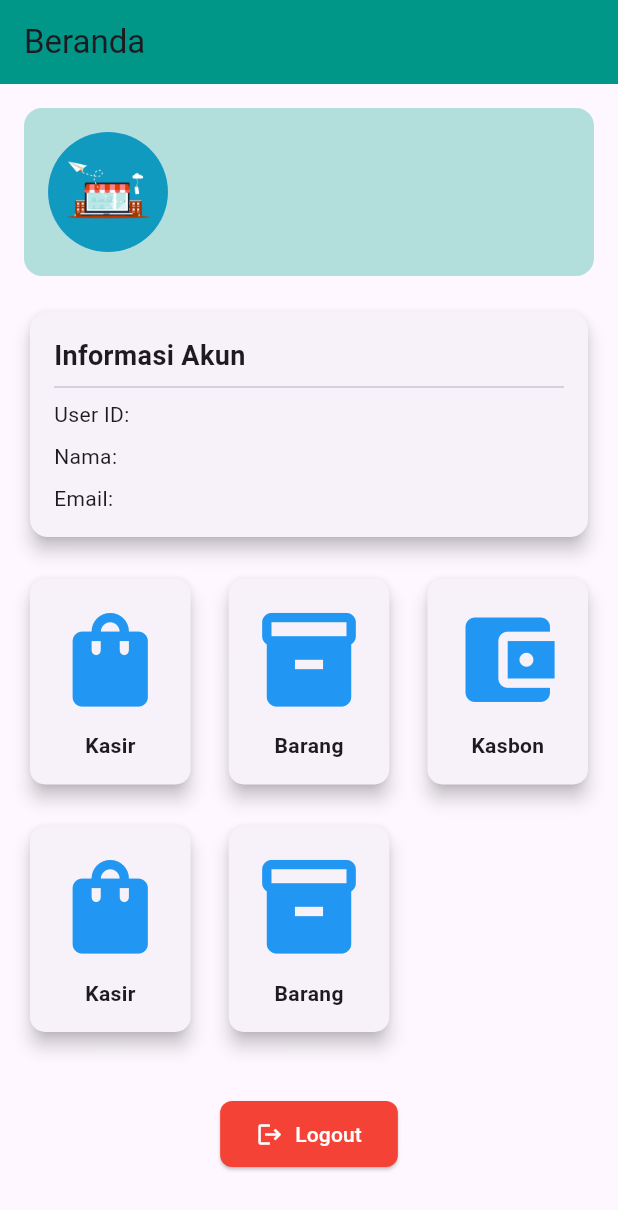
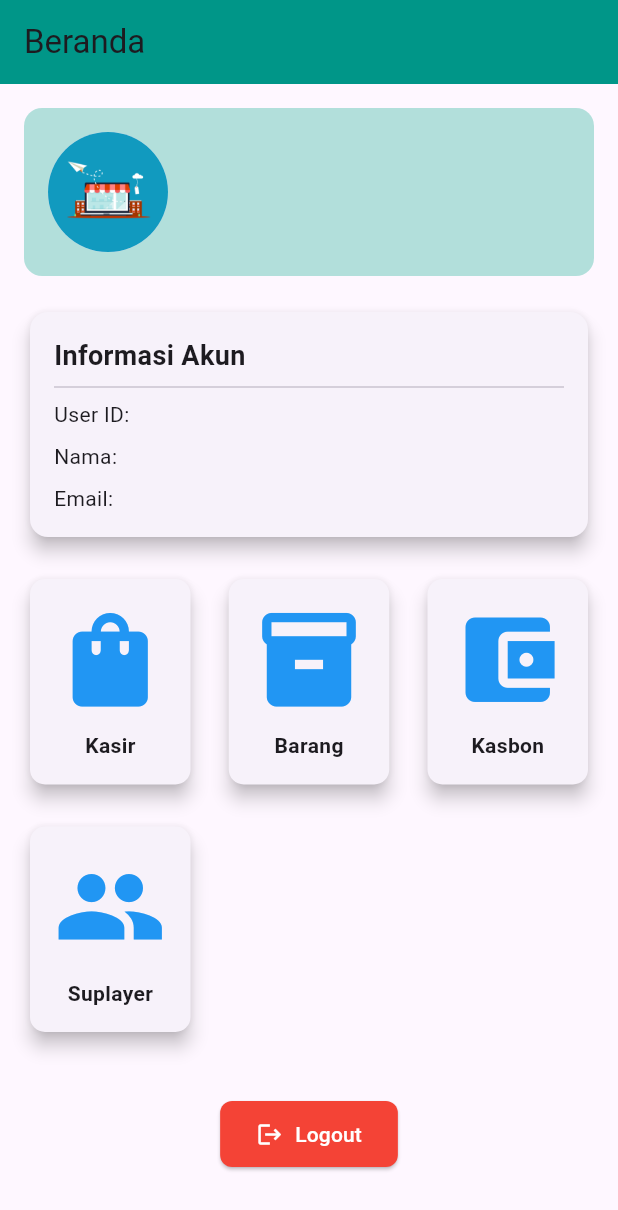
Before and after one commit to Mhvanreal/BarokahStore, a Flutter app: the HomePage screen opened directly, on a phone screen of 412 x 824 dp. Shown: the top 1210 px of the screen. Run offline on Flutter 3.47's test engine with Material 3 defaults, Android fonts, the phone set to English and light mode, and no system bars; our stand-ins replace bloc, equatable, flutter_bloc, flutter_easyloading, shared_preferences, sqflite; accounts and stored records are empty.

Commit message:
card icon

```diff
--- a/lib/Page/home/home_bloc.dart
+++ b/lib/Page/home/home_bloc.dart
@@ -1,38 +1,40 @@
-
 import 'package:barokah/Page/home/home_event.dart';
 import 'package:barokah/Page/home/home_state.dart';
 import 'package:flutter_bloc/flutter_bloc.dart';
 import 'package:shared_preferences/shared_preferences.dart';
 
-class HomeBloc extends Bloc<HomeEvent, HomeState>{
-  HomeBloc() : super(HomeInitial()){
-    on<Loadhome>(_onloadHome);
-    on<LogoutUser>(_onlogoutUser);
-    on<ConfirmLogout>(ConfirmLogoutya);
+class HomeBloc extends Bloc<HomeEvent, HomeState> {
+  HomeBloc() : super(HomeInitial()) {
+    on<Loadhome>(_onLoadHome);
+    on<LogoutUser>(_onLogoutUser);
+    on<ConfirmLogout>(_onConfirmLogout);
+    on<NavigateToPage>(_onNavigateToPage);
   }
 
-  Future<void> _onloadHome(Loadhome event, Emitter<HomeState> emit) async {
+  Future<void> _onLoadHome(Loadhome event, Emitter<HomeState> emit) async {
     emit(HomeLoading());
     try {
+      await Future.delayed(Duration(seconds: 1));
       final prefs = await SharedPreferences.getInstance();
       final userId = prefs.getString('userId');
       final userName = prefs.getString('userName');
       final userEmail = prefs.getString('userEmail');
 
-    print('Data saved: userId=$userId, userName=$userName, userEmail=$userEmail');
-
       if (userId != null && userName != null && userEmail != null) {
-      emit(Homeloaded(userId: userId, userName: userName, userEmail: userEmail));
+        emit(Homeloaded(
+          userId: userId,
+          userName: userName,
+          userEmail: userEmail,
+        ));
       } else {
         emit(HomeError("User data not found"));
       }
     } catch (e) {
-    emit(HomeError("Failed to load data"));
+      emit(HomeError("Failed to load data: ${e.toString()}"));
     }
   }
 
-
-  Future<void> _onlogoutUser(LogoutUser event, Emitter<HomeState> emit) async {
+  Future<void> _onLogoutUser(LogoutUser event, Emitter<HomeState> emit) async {
     try {
       final prefs = await SharedPreferences.getInstance();
       await prefs.clear();
@@ -42,18 +44,18 @@ class HomeBloc extends Bloc<HomeEvent, HomeState>{
     }
   }
 
-
- Future<void> ConfirmLogoutya(ConfirmLogout event, Emitter<HomeState> emit) async {
+  Future<void> _onConfirmLogout(ConfirmLogout event, Emitter<HomeState> emit) async {
     emit(HomeLoading());
     try {
       final prefs = await SharedPreferences.getInstance();
       await prefs.clear();
-    emit(LogoutSuccess()); // Emit state untuk navigasi
+      emit(LogoutSuccess());
     } catch (e) {
-    emit(HomeError("Failed to logout: ${e.toString()}"));
+      emit(HomeError("Failed to confirm logout: ${e.toString()}"));
     }
   }
 
-
-
+  void _onNavigateToPage(NavigateToPage event, Emitter<HomeState> emit) {
+    emit(NavigationState(event.page));
   }
+}
--- a/lib/Page/home/home_event.dart
+++ b/lib/Page/home/home_event.dart
@@ -1,20 +1,36 @@
 import 'package:equatable/equatable.dart';
+import 'package:flutter/material.dart';
 
 abstract class HomeEvent extends Equatable {
   @override
   List<Object> get props => [];
-
 }
 
-class Loadhome extends HomeEvent{}
+// Event to load home data
+class Loadhome extends HomeEvent {}
 
+// Event to logout user
 class LogoutUser extends HomeEvent {}
 
+// Event to confirm logout
 class ConfirmLogout extends HomeEvent {}
 
-class ShowLoginSuccessPopup extends HomeEvent{
+// Event to show a snackbar with a message
+class ShowLoginSuccessPopup extends HomeEvent {
   final String message;
+
   ShowLoginSuccessPopup(this.message);
+
   @override
   List<Object> get props => [message];
 }
+
+// Event to navigate to a specific page
+class NavigateToPage extends HomeEvent {
+  final Widget page;
+
+  NavigateToPage(this.page);
+
+  @override
+  List<Object> get props => [page];
+}
--- a/lib/Page/home/home_screen.dart
+++ b/lib/Page/home/home_screen.dart
@@ -1,4 +1,6 @@
+import 'package:barokah/barang/barangScreen.dart';
 import 'package:barokah/compenent/menu_card.dart';
+import 'package:barokah/kasir/KasirScreen.dart';
 import 'package:barokah/screens/login_screen.dart';
 import 'package:flutter/material.dart';
 import 'package:flutter_bloc/flutter_bloc.dart';
@@ -9,29 +11,34 @@ import 'home_state.dart';
 class HomePage extends StatelessWidget {
   @override
   Widget build(BuildContext context) {
-    Future.delayed(Duration.zero, () {
+    return BlocListener<HomeBloc, HomeState>(
+     listener: (context, state) {
+        if (state is NavigationState) {
+          Navigator.push(
+            context,
+            MaterialPageRoute(builder: (context) => state.page),
+          ).then((_) {
             context.read<HomeBloc>().add(Loadhome());
           });
-
-    return Scaffold(
-      appBar: AppBar(
-        title: Text("Beranda"),
-        backgroundColor: Colors.teal,
-      ),
-      body: BlocConsumer<HomeBloc, HomeState>(
-        listener: (context, state) {
-          if (state is HomeSnackbar) {
-            ScaffoldMessenger.of(context).showSnackBar(
-              SnackBar(content: Text(state.message)),
-            );
-          } else if (state is LogoutSuccess) {
+        }else if (state is LogoutSuccess) {
           Navigator.pushAndRemoveUntil(
             context,
             MaterialPageRoute(builder: (context) => LoginPage()),
             (route) => false,
           );
+        } else if (state is HomeSnackbar) {
+          // Display snackbar messages
+          ScaffoldMessenger.of(context).showSnackBar(
+            SnackBar(content: Text(state.message)),
+          );
         }
       },
+      child: Scaffold(
+        appBar: AppBar(
+          title: Text("Beranda"),
+          backgroundColor: Colors.teal,
+        ),
+        body: BlocBuilder<HomeBloc, HomeState>(
           builder: (context, state) {
             if (state is HomeLoading) {
               return Center(child: CircularProgressIndicator());
@@ -58,9 +65,11 @@ class HomePage extends StatelessWidget {
                             crossAxisAlignment: CrossAxisAlignment.start,
                             children: [
                               Text(state.userName,
-                                style: TextStyle(fontSize: 22, fontWeight: FontWeight.bold)),
+                                  style: TextStyle(
+                                      fontSize: 22, fontWeight: FontWeight.bold)),
                               SizedBox(height: 4),
-                            Text(state.userEmail, style: TextStyle(fontSize: 16, color: Colors.black54)),
+                              Text(state.userEmail,
+                                  style: TextStyle(fontSize: 16, color: Colors.black54)),
                             ],
                           ),
                         ],
@@ -69,14 +78,16 @@ class HomePage extends StatelessWidget {
                     SizedBox(height: 20),
                     Card(
                       elevation: 5,
-                    shape: RoundedRectangleBorder(borderRadius: BorderRadius.circular(12)),
+                      shape: RoundedRectangleBorder(
+                          borderRadius: BorderRadius.circular(12)),
                       child: Padding(
                         padding: EdgeInsets.all(16),
                         child: Column(
                           crossAxisAlignment: CrossAxisAlignment.start,
                           children: [
                             Text("Informasi Akun",
-                              style: TextStyle(fontSize: 18, fontWeight: FontWeight.bold)),
+                                style: TextStyle(
+                                    fontSize: 18, fontWeight: FontWeight.bold)),
                             Divider(),
                             Text("User ID: ${state.userId}"),
                             SizedBox(height: 8),
@@ -95,21 +106,25 @@ class HomePage extends StatelessWidget {
                           title: "Kasir",
                           icon: Icons.shopping_bag,
                           onTap: () {
-                      print("Navigasi ke halaman Kasir");
+                            context
+                                .read<HomeBloc>()
+                                .add(NavigateToPage(KasirPage()));
                           },
                         ),
                         MenuCard(
                           title: "Barang",
                           icon: Icons.inventory_2,
                           onTap: () {
-                      print("Navigasi ke halaman Stok");
+                            context
+                                .read<HomeBloc>()
+                                .add(NavigateToPage(Barangscreen()));
                           },
                         ),
                         MenuCard(
                           title: "Kasbon",
                           icon: Icons.account_balance_wallet,
                           onTap: () {
-                      print("Navigasi ke halaman Kasbon");
+                            // Tambahkan navigasi ke halaman Kasbon di sini
                           },
                         ),
                       ],
@@ -119,24 +134,16 @@ class HomePage extends StatelessWidget {
                       mainAxisAlignment: MainAxisAlignment.spaceBetween,
                       children: [
                         MenuCard(
-                      title: "Kasir",
-                      icon: Icons.shopping_bag,
+                          title: "Suplayer",
+                          icon: Icons.group,
                           onTap: () {
-                        print("Navigasi ke halaman Kasir");
+                            // Tambahkan navigasi ke halaman Suplayer di sini
                           },
                         ),
-                    MenuCard(
-                      title: "Barang",
-                      icon: Icons.inventory_2,
-                      onTap: () {
-                        print("Navigasi ke halaman Stok");
-                      },
-                    ),
-                    SizedBox(width: 115), // Memberikan jarak kosong agar sejajar dengan baris atas
+                        SizedBox(width: 115),
                       ],
                     ),
-
-                  SizedBox(height: 40,),
+                    SizedBox(height: 40),
                     Center(
                       child: ElevatedButton.icon(
                         onPressed: () {
@@ -154,10 +161,13 @@ class HomePage extends StatelessWidget {
                                   ),
                                   TextButton(
                                     onPressed: () {
-                                    context.read<HomeBloc>().add(ConfirmLogout());
+                                      context
+                                          .read<HomeBloc>()
+                                          .add(ConfirmLogout());
                                       Navigator.pop(context);
                                     },
-                                  child: Text("Logout", style: TextStyle(color: Colors.red)),
+                                    child: Text("Logout",
+                                        style: TextStyle(color: Colors.red)),
                                   ),
                                 ],
                               ),
@@ -169,8 +179,10 @@ class HomePage extends StatelessWidget {
                         style: ElevatedButton.styleFrom(
                           backgroundColor: Colors.red,
                           foregroundColor: Colors.white,
-                        padding: EdgeInsets.symmetric(horizontal: 24, vertical: 12),
-                        shape: RoundedRectangleBorder(borderRadius: BorderRadius.circular(8)),
+                          padding: EdgeInsets.symmetric(
+                              horizontal: 24, vertical: 12),
+                          shape: RoundedRectangleBorder(
+                              borderRadius: BorderRadius.circular(8)),
                         ),
                       ),
                     ),
@@ -184,6 +196,7 @@ class HomePage extends StatelessWidget {
             }
           },
         ),
+      ),
     );
   }
 }
--- a/lib/Page/home/home_state.dart
+++ b/lib/Page/home/home_state.dart
@@ -1,36 +1,62 @@
+import 'package:equatable/equatable.dart';
+import 'package:flutter/material.dart';
 
-import 'package:equatable/equatable.dart';
-
-abstract class HomeState extends Equatable{
+abstract class HomeState extends Equatable {
   @override
   List<Object> get props => [];
-
 }
 
-class HomeInitial extends HomeState{}
-class HomeLoading extends HomeState{}
+// Initial state
+class HomeInitial extends HomeState {}
 
-class Homeloaded extends HomeState{
+// Loading state
+class HomeLoading extends HomeState {}
+
+// Loaded state with user data
+class Homeloaded extends HomeState {
   final String userId;
   final String userName;
   final String userEmail;
 
-  Homeloaded({required this.userId, required this.userEmail, required this.userName});
+  Homeloaded({
+    required this.userId,
+    required this.userName,
+    required this.userEmail,
+  });
+
   @override
   List<Object> get props => [userId, userName, userEmail];
 }
 
-class HomeError extends HomeState{
+// Error state
+class HomeError extends HomeState {
   final String error;
+
   HomeError(this.error);
+
   @override
   List<Object> get props => [error];
 }
 
+// Logout success state
 class LogoutSuccess extends HomeState {}
 
+// Snackbar state
 class HomeSnackbar extends HomeState {
   final String message;
 
   HomeSnackbar(this.message);
+
+  @override
+  List<Object> get props => [message];
 }
+
+// Navigation state
+class NavigationState extends HomeState {
+  final Widget page;
+
+  NavigationState(this.page);
+
+  @override
+  List<Object> get props => [page];
+}
--- /dev/null
+++ b/lib/route/RouteEvent.dart
@@ -0,0 +1,15 @@
+
+import 'package:equatable/equatable.dart';
+
+abstract class RoutesEvent extends Equatable {
+  @override
+  List<Object> get props => [];
+}
+
+class NavigateToPage extends RoutesEvent {
+  final String routeName;
+  NavigateToPage(this.routeName);
+
+  @override
+  List<Object> get props => [routeName];
+}
--- /dev/null
+++ b/lib/route/RouteState.dart
@@ -0,0 +1,16 @@
+import 'package:equatable/equatable.dart';
+
+abstract class RoutesState extends Equatable {
+  @override
+  List<Object> get props => [];
+}
+
+class RoutesInitial extends RoutesState {}
+
+class NavigationState extends RoutesState {
+  final String routeName;
+  NavigationState(this.routeName);
+
+  @override
+  List<Object> get props => [routeName];
+}
--- a/lib/screens/login_screen.dart
+++ b/lib/screens/login_screen.dart
@@ -147,7 +147,6 @@ class LoginPage extends StatelessWidget {
                       textAlign: TextAlign.center,
                     ),
                   ),
-
                   ],
                 ),
               );
```
Also changed, not shown: lib/barang/barangScreen.dart (added, +20 -0 lines), lib/kasir/KasirScreen.dart (added, +11 -0 lines), lib/main.dart (+25 -13 lines), lib/route/RouteBloc.dart (added, +14 -0 lines), lib/barang/barangState.dart (added). Lines whose indentation alone changed are shown as unchanged.
